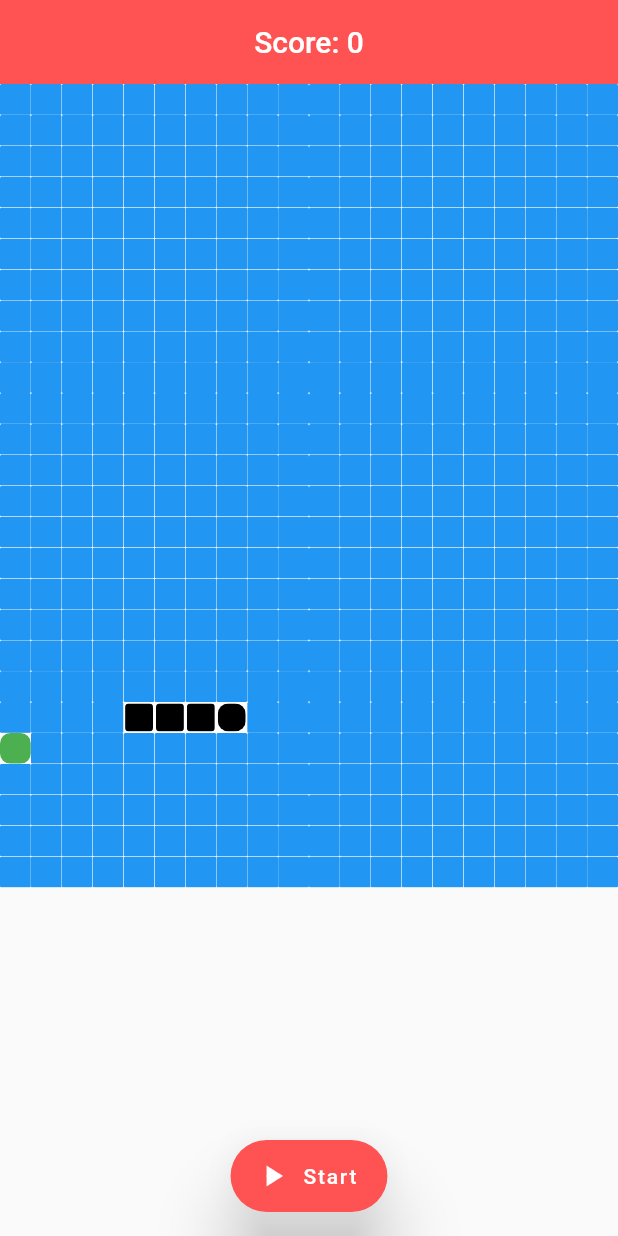
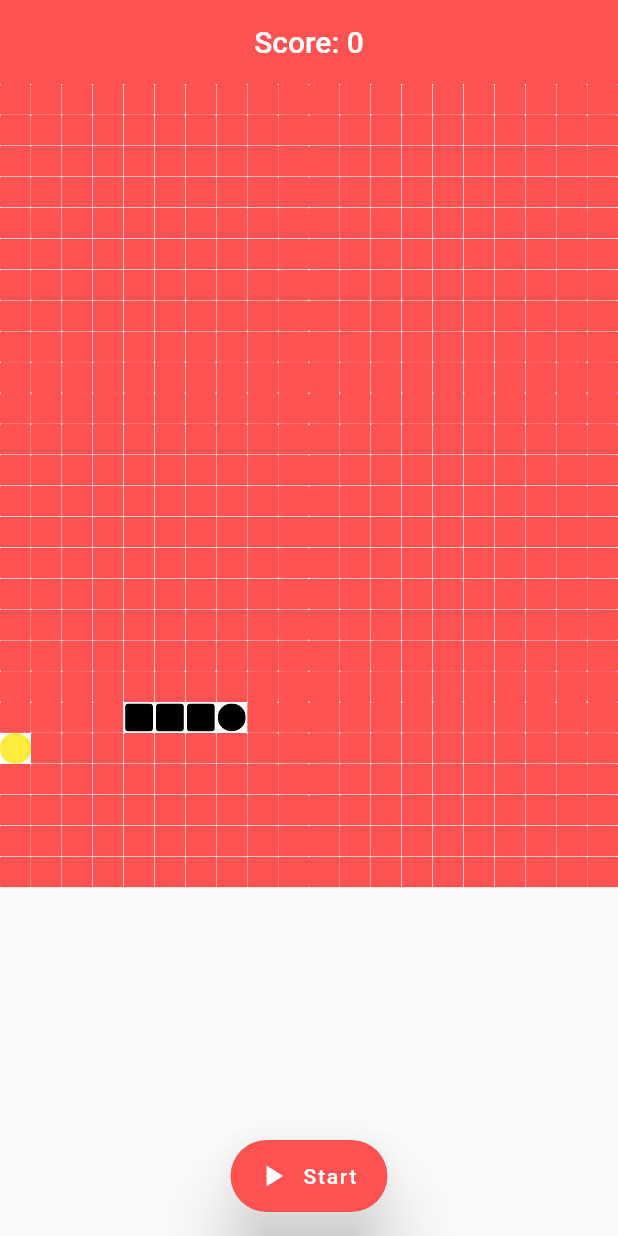
Before and after one commit to aryamanshrivastava/Slither, a Flutter app: the GamePage screen opened directly, on a phone screen of 412 x 824 dp. Run offline on Flutter 3.47's test engine with Material 2 defaults, Android fonts, the phone set to English and light mode, and no system bars; our stand-ins replace action_slider.

Commit message:
color n alignment

```diff
--- a/lib/game.dart
+++ b/lib/game.dart
@@ -14,7 +14,6 @@ class GamePage extends StatefulWidget {
 }
 
 class _GamePageState extends State<GamePage> with TickerProviderStateMixin {
-
   late int _playerScore;
   late bool _hasStarted;
   late Animation<double> _snakeAnimation;
@@ -39,15 +38,16 @@ class _GamePageState extends State<GamePage> with TickerProviderStateMixin {
     _hasStarted = true;
     do {
       _snakeFoodPosition = _random.nextInt(_noOfSquares);
-    } while(_snake.contains(_snakeFoodPosition));
+    } while (_snake.contains(_snakeFoodPosition));
     _snakeController = AnimationController(vsync: this, duration: _duration);
-    _snakeAnimation = CurvedAnimation(curve: Curves.easeInOut, parent: _snakeController);
+    _snakeAnimation =
+        CurvedAnimation(curve: Curves.easeInOut, parent: _snakeController);
   }
 
   void _gameStart() {
     Timer.periodic(Duration(milliseconds: 250), (Timer timer) {
       _updateSnake();
-      if(_hasStarted) timer.cancel();
+      if (_hasStarted) timer.cancel();
     });
   }
 
@@ -59,20 +59,22 @@ class _GamePageState extends State<GamePage> with TickerProviderStateMixin {
   }
 
   void _updateSnake() {
-    if(!_hasStarted) {
+    if (!_hasStarted) {
       setState(() {
         _playerScore = (_snake.length - 4) * 100;
         switch (_currentSnakeDirection) {
           case 'DOWN':
             if (_snake.last > _noOfSquares) {
-              _snake.add(_snake.last + _squareSize - (_noOfSquares + _squareSize));
+              _snake.add(
+                  _snake.last + _squareSize - (_noOfSquares + _squareSize));
             } else {
               _snake.add(_snake.last + _squareSize);
             }
             break;
           case 'UP':
             if (_snake.last < _squareSize) {
-              _snake.add(_snake.last - _squareSize + (_noOfSquares + _squareSize));
+              _snake.add(
+                  _snake.last - _squareSize + (_noOfSquares + _squareSize));
             } else {
               _snake.add(_snake.last - _squareSize);
             }
@@ -104,7 +106,8 @@ class _GamePageState extends State<GamePage> with TickerProviderStateMixin {
           setState(() {
             _hasStarted = !_hasStarted;
           });
-          Navigator.of(context).pushReplacement(MaterialPageRoute(builder: (context) => GameOver(score: _playerScore)));
+          Navigator.of(context).pushReplacement(MaterialPageRoute(
+              builder: (context) => GameOver(score: _playerScore)));
         }
       });
     }
@@ -115,7 +118,8 @@ class _GamePageState extends State<GamePage> with TickerProviderStateMixin {
     return Scaffold(
       appBar: AppBar(
         elevation: 0,
-        title: Text('Score: $_playerScore', style: TextStyle(color: Colors.white, fontSize: 20.0)),
+        title: Text('Score: $_playerScore',
+            style: TextStyle(color: Colors.white, fontSize: 20.0)),
         centerTitle: true,
         backgroundColor: Colors.redAccent,
       ),
@@ -129,7 +133,7 @@ class _GamePageState extends State<GamePage> with TickerProviderStateMixin {
           ),
           onPressed: () {
             setState(() {
-            if(_hasStarted) {
+              if (_hasStarted) {
                 _snakeController.forward();
               } else {
                 _snakeController.reverse();
@@ -138,10 +142,9 @@ class _GamePageState extends State<GamePage> with TickerProviderStateMixin {
               _gameStart();
             });
           },
-        icon: AnimatedIcon(icon: AnimatedIcons.play_pause, progress: _snakeAnimation)
-      ),
-      body: Center(
-        child: GestureDetector(
+          icon: AnimatedIcon(
+              icon: AnimatedIcons.play_pause, progress: _snakeAnimation)),
+      body: GestureDetector(
         onVerticalDragUpdate: (drag) {
           if (drag.delta.dy > 0 && _currentSnakeDirection != 'UP') {
             _currentSnakeDirection = 'DOWN';
@@ -157,21 +160,37 @@ class _GamePageState extends State<GamePage> with TickerProviderStateMixin {
           }
         },
         child: SizedBox(
-            width: MediaQuery.of(context).size.width,
+          width:  MediaQuery.of(context).size.width,
+                  height:  MediaQuery.of(context).size.height,
           child: GridView.builder(
             itemCount: _squareSize + _noOfSquares,
             physics: NeverScrollableScrollPhysics(),
-              gridDelegate: SliverGridDelegateWithFixedCrossAxisCount(crossAxisCount: _squareSize),
+            gridDelegate: SliverGridDelegateWithFixedCrossAxisCount(
+                crossAxisCount: _squareSize),
             itemBuilder: (BuildContext context, int index) {
-                return Center(
+              return Scaffold(
+                backgroundColor: Colors.white,
+                body: Container(
+                  width:  MediaQuery.of(context).size.width,
+                  height:  MediaQuery.of(context).size.height,
+              padding: _snake.contains(index)
+                  ? EdgeInsets.all(1)
+                  : EdgeInsets.all(0),
+              child: ClipRRect(
+                borderRadius:
+                    index == _snakeFoodPosition || index == _snake.last
+                        ? BorderRadius.circular(10)
+                        : _snake.contains(index)
+                            ? BorderRadius.circular(2.5)
+                            : BorderRadius.circular(1),
                 child: Container(
-                    color: Colors.white,
-                    padding: _snake.contains(index) ? EdgeInsets.all(1) : EdgeInsets.all(0),
-                    child: ClipRRect(
-                      borderRadius: index == _snakeFoodPosition || index == _snake.last ? BorderRadius.circular(7) : _snake.contains(index) ? BorderRadius.circular(2.5) : BorderRadius.circular(1),
-                      child: Container(
-                        color: _snake.contains(index) ? Colors.black : index == _snakeFoodPosition ? Colors.green : Colors.blue
-                      ),
+                  width:  MediaQuery.of(context).size.width,
+                  height:  MediaQuery.of(context).size.height,
+                    color: _snake.contains(index)
+                        ? Colors.black
+                        : index == _snakeFoodPosition
+                            ? Colors.yellow
+                            : Colors.redAccent),
               ),
                 ),
               );
@@ -179,7 +198,6 @@ class _GamePageState extends State<GamePage> with TickerProviderStateMixin {
           ),
         ),
       ),
-      ),
     );
   }
 }
--- a/lib/over.dart
+++ b/lib/over.dart
@@ -15,33 +15,35 @@ class GameOver extends StatelessWidget {
         body: Container(
       width: MediaQuery.of(context).size.width,
       height: MediaQuery.of(context).size.height,
-      color: Colors.blue,
+      color: Colors.redAccent,
       child: Column(
         crossAxisAlignment: CrossAxisAlignment.center,
         mainAxisAlignment: MainAxisAlignment.center,
         children: <Widget>[
           Text('Game Over',
               style: TextStyle(
-                  color: Colors.redAccent,
+                  color: Colors.black,
                   fontSize: 50.0,
+                  fontStyle:  FontStyle.italic,
                   fontWeight: FontWeight.bold,)),
           SizedBox(height: 50.0),
           Text('Your Score is: $score',
-              style: TextStyle(color: Colors.white, fontSize: 20.0, fontWeight: FontWeight.bold)),
+              style: TextStyle(color: Colors.white, fontSize: 30.0, fontWeight: FontWeight.bold)),
           SizedBox(height: 50.0),
           ElevatedButton.icon(
               style: ElevatedButton.styleFrom(
+                elevation: 0,
                 padding: EdgeInsets.all(10),
-                  backgroundColor: Colors.redAccent,
+                  backgroundColor: Colors.white,
                   shape: RoundedRectangleBorder(
                       borderRadius: BorderRadius.circular(30.0))),
               onPressed: () {
                 Navigator.of(context).pushReplacement(
                     MaterialPageRoute(builder: (context) => GamePage()));
               },
-              icon: Icon(Icons.refresh, color: Colors.white, size: 30.0),
+              icon: Icon(Icons.refresh, color: Colors.redAccent, size: 30.0),
               label: Text("Try Again",
-                  style: TextStyle(color: Colors.white, fontSize: 20.0))),
+                  style: TextStyle(color: Colors.redAccent, fontSize: 20.0))),
         ],
       ),
     ));
```
Lines whose indentation alone changed are shown as unchanged.
